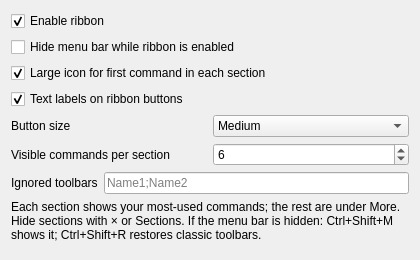
This is Resources/ui/preferences.ui in robdevtech/NeoRibbon as Qt 5 draws it before an edit. The edited form follows.
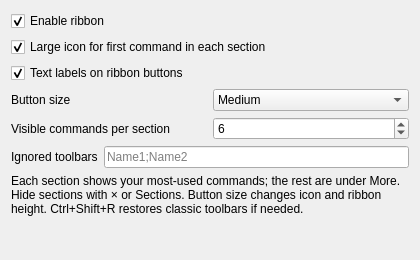
This is the edited form. Custom widgets are drawn as their Qt base class.

Commit message:
Remove HideMenubar preference; never hide the FreeCAD menu bar.
Drop the option from prefs/UI/docs, always show the menubar on load, and clear any legacy HideMenubar param. Bump to 0.1.3.

Patch:
```diff
--- a/Resources/ui/preferences.ui
+++ b/Resources/ui/preferences.ui
@@ -30,22 +30,6 @@
      </property>
     </widget>
    </item>
-   <item>
-    <widget class="Gui::PrefCheckBox" name="checkHideMenubar">
-     <property name="text">
-      <string>Hide menu bar while ribbon is enabled</string>
-     </property>
-     <property name="toolTip">
-      <string>Escape hatch: Ctrl+Shift+M shows the menu bar; Ctrl+Shift+R restores classic toolbars (both work when menus are hidden). Ctrl+Shift+N toggles NeoRibbon.</string>
-     </property>
-     <property name="prefEntry" stdset="0">
-      <cstring>HideMenubar</cstring>
-     </property>
-     <property name="prefPath" stdset="0">
-      <cstring>Mod/NeoRibbon</cstring>
-     </property>
-    </widget>
-   </item>
    <item>
     <widget class="Gui::PrefCheckBox" name="checkPromoteLarge">
      <property name="text">
@@ -177,7 +161,7 @@
    <item>
     <widget class="QLabel" name="labelHint">
      <property name="text">
-      <string>Each section shows your most-used commands; the rest are under More. Hide sections with × or Sections. If the menu bar is hidden: Ctrl+Shift+M shows it; Ctrl+Shift+R restores classic toolbars.</string>
+      <string>Each section shows your most-used commands; the rest are under More. Hide sections with × or Sections. Button size changes icon and ribbon height. Ctrl+Shift+R restores classic toolbars if needed.</string>
      </property>
      <property name="wordWrap">
       <bool>true</bool>
```
The commit also changes 9 other files.
